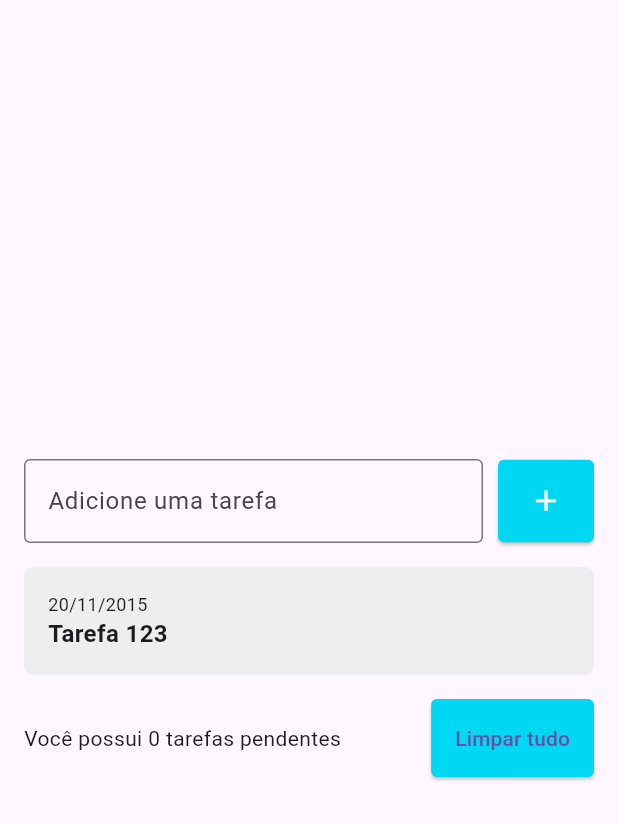
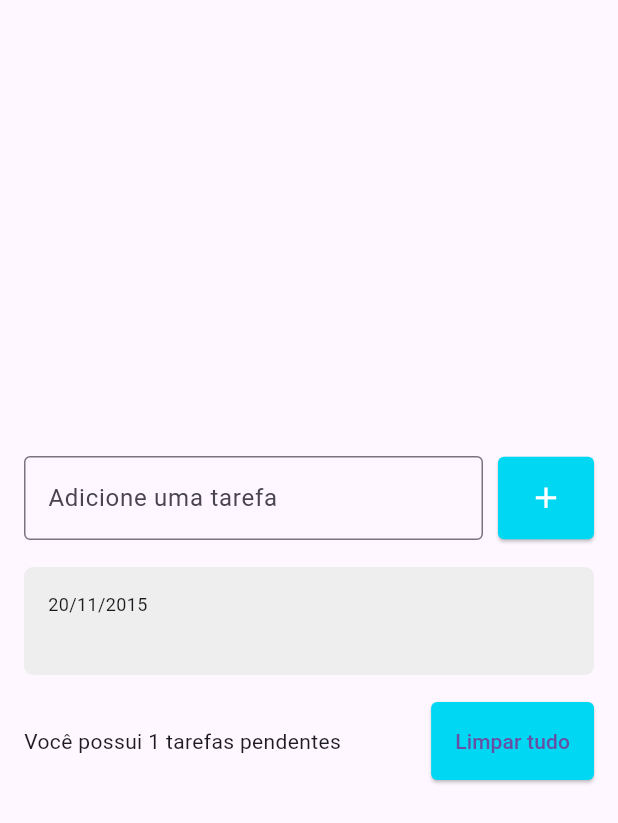
Before and after one commit to MarcosAndreLS/todo_list-learning_flutter, a Flutter app: the screen it shows after launch, after a tap on the "add" icon, on a phone screen of 412 x 824 dp. Shown: the top 823 px of the screen. Run offline on Flutter 3.47's test engine with Material 3 defaults, Android fonts, the phone set to English and light mode, and no system bars.

Commit message:
Melhorando a interface do app

```diff
--- a/lib/main.dart
+++ b/lib/main.dart
@@ -10,6 +10,9 @@ class MyApp extends StatelessWidget {
 
   @override
   Widget build(BuildContext context) {
-    return MaterialApp(home: TodoListPage());
+    return MaterialApp(
+      debugShowCheckedModeBanner: false,
+      home: TodoListPage(),
+    );
   }
 }
--- a/lib/pages/todo_list_page.dart
+++ b/lib/pages/todo_list_page.dart
@@ -16,10 +16,11 @@ class _TodoListPageState extends State<TodoListPage> {
 
   @override
   Widget build(BuildContext context) {
-    return Scaffold(
+    return SafeArea(
+      child: Scaffold(
         body: Center(
           child: Padding(
-          padding: const EdgeInsets.symmetric(horizontal: 16),
+            padding: const EdgeInsets.all(16),
             child: Column(
               mainAxisSize: MainAxisSize.min,
               children: [
@@ -70,7 +71,8 @@ class _TodoListPageState extends State<TodoListPage> {
                     padding: EdgeInsets.zero, //importante
                     //physics: NeverScrollableScrollPhysics(),
                     children: [
-                    for (String todo in todos) TodoListItem(),
+                      for (String todo in todos)
+                        TodoListItem(title: todo),
                     ],
                   ),
                 ),
@@ -79,7 +81,7 @@ class _TodoListPageState extends State<TodoListPage> {
                   children: [
                     Expanded(
                       child: Text(
-                      'Você possui 0 tarefas pendentes',
+                        'Você possui ${todos.length} tarefas pendentes',
                       ),
                     ),
                     SizedBox(width: 8),
@@ -103,6 +105,7 @@ class _TodoListPageState extends State<TodoListPage> {
             ),
           ),
         ),
+      ),
     );
   }
 }
--- a/lib/widgets/todo_list_item.dart
+++ b/lib/widgets/todo_list_item.dart
@@ -1,7 +1,9 @@
 import 'package:flutter/material.dart';
 
 class TodoListItem extends StatelessWidget {
-  const TodoListItem({super.key});
+  const TodoListItem({super.key, required this.title});
+
+  final String title;
 
   @override
   Widget build(BuildContext context) {
@@ -10,13 +12,14 @@ class TodoListItem extends StatelessWidget {
         borderRadius: BorderRadius.circular(6),
         color: Colors.grey[200],
       ),
+      margin: const EdgeInsets.symmetric(vertical: 2),
       padding: const EdgeInsets.all(16),
       child: Column(
         crossAxisAlignment: CrossAxisAlignment.start,
         children: [
           Text('20/11/2015', style: TextStyle(fontSize: 12)),
           Text(
-            'Tarefa 123',
+            title,
             style: TextStyle(
               fontSize: 16,
               fontWeight: FontWeight.w600,
```
Lines whose indentation alone changed are shown as unchanged.
